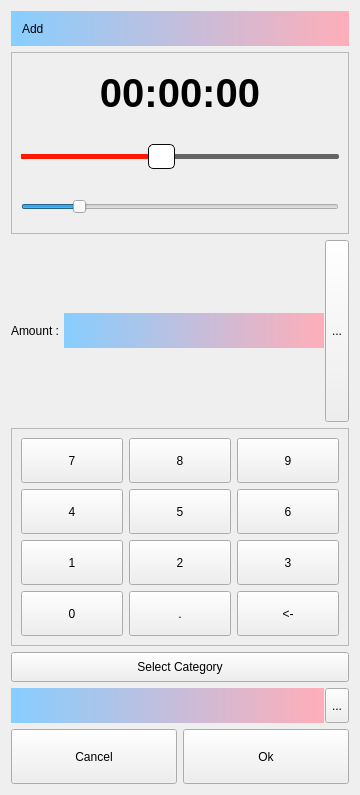
Qt form src/dlgsettime.ui (ic005k/Knot-Legacy) before a commit.
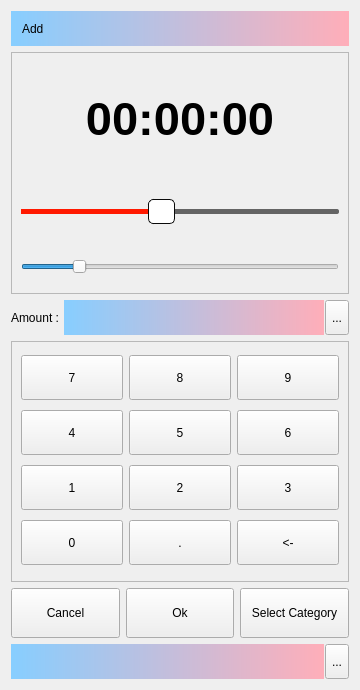
The same form after that commit. Icons and pictures are not drawn.

Commit message: Redesign the style of the category list.

Patch:
```diff
--- a/src/dlgsettime.ui
+++ b/src/dlgsettime.ui
@@ -7,7 +7,7 @@
     <x>0</x>
     <y>0</y>
     <width>360</width>
-    <height>795</height>
+    <height>690</height>
    </rect>
   </property>
   <property name="windowTitle">
@@ -61,13 +61,13 @@
      </property>
      <layout class="QVBoxLayout" name="verticalLayout_2">
       <property name="spacing">
-       <number>15</number>
+       <number>20</number>
       </property>
       <item>
        <widget class="QLabel" name="lblTime">
         <property name="font">
          <font>
-          <pointsize>30</pointsize>
+          <pointsize>35</pointsize>
           <bold>true</bold>
          </font>
         </property>
@@ -191,6 +191,12 @@
      </property>
      <item>
       <widget class="QLabel" name="label_3">
+       <property name="maximumSize">
+        <size>
+         <width>16777215</width>
+         <height>35</height>
+        </size>
+       </property>
        <property name="text">
         <string>Amount : </string>
        </property>
@@ -201,6 +207,12 @@
        <property name="minimumSize">
         <size>
          <width>0</width>
+         <height>0</height>
+        </size>
+       </property>
+       <property name="maximumSize">
+        <size>
+         <width>16777215</width>
          <height>35</height>
         </size>
        </property>
@@ -233,6 +245,12 @@
          <verstretch>0</verstretch>
         </sizepolicy>
        </property>
+       <property name="maximumSize">
+        <size>
+         <width>16777215</width>
+         <height>35</height>
+        </size>
+       </property>
        <property name="text">
         <string>...</string>
        </property>
@@ -507,6 +525,46 @@
     </widget>
    </item>
    <item>
+    <layout class="QHBoxLayout" name="horizontalLayout">
+     <item>
+      <widget class="QToolButton" name="btnBack">
+       <property name="sizePolicy">
+        <sizepolicy hsizetype="Preferred" vsizetype="Fixed">
+         <horstretch>0</horstretch>
+         <verstretch>0</verstretch>
+        </sizepolicy>
+       </property>
+       <property name="minimumSize">
+        <size>
+         <width>0</width>
+         <height>50</height>
+        </size>
+       </property>
+       <property name="text">
+        <string>Cancel</string>
+       </property>
+      </widget>
+     </item>
+     <item>
+      <widget class="QToolButton" name="btnOk">
+       <property name="sizePolicy">
+        <sizepolicy hsizetype="Preferred" vsizetype="Fixed">
+         <horstretch>0</horstretch>
+         <verstretch>0</verstretch>
+        </sizepolicy>
+       </property>
+       <property name="minimumSize">
+        <size>
+         <width>0</width>
+         <height>50</height>
+        </size>
+       </property>
+       <property name="text">
+        <string>Ok</string>
+       </property>
+      </widget>
+     </item>
+     <item>
     <widget class="QToolButton" name="btnCustom">
      <property name="sizePolicy">
       <sizepolicy hsizetype="Preferred" vsizetype="Fixed">
@@ -517,7 +575,7 @@
      <property name="minimumSize">
       <size>
        <width>45</width>
-       <height>30</height>
+         <height>50</height>
       </size>
      </property>
      <property name="text">
@@ -525,6 +583,8 @@
      </property>
     </widget>
    </item>
+    </layout>
+   </item>
    <item>
     <layout class="QHBoxLayout" name="horizontalLayout_2">
      <property name="spacing">
@@ -590,48 +650,6 @@
      </item>
     </layout>
    </item>
-   <item>
-    <layout class="QHBoxLayout" name="horizontalLayout">
-     <item>
-      <widget class="QToolButton" name="btnBack">
-       <property name="sizePolicy">
-        <sizepolicy hsizetype="Preferred" vsizetype="Fixed">
-         <horstretch>0</horstretch>
-         <verstretch>0</verstretch>
-        </sizepolicy>
-       </property>
-       <property name="minimumSize">
-        <size>
-         <width>0</width>
-         <height>55</height>
-        </size>
-       </property>
-       <property name="text">
-        <string>Cancel</string>
-       </property>
-      </widget>
-     </item>
-     <item>
-      <widget class="QToolButton" name="btnOk">
-       <property name="sizePolicy">
-        <sizepolicy hsizetype="Preferred" vsizetype="Fixed">
-         <horstretch>0</horstretch>
-         <verstretch>0</verstretch>
-        </sizepolicy>
-       </property>
-       <property name="minimumSize">
-        <size>
-         <width>0</width>
-         <height>55</height>
-        </size>
-       </property>
-       <property name="text">
-        <string>Ok</string>
-       </property>
-      </widget>
-     </item>
-    </layout>
-   </item>
   </layout>
  </widget>
  <resources>
```
Lines whose indentation alone changed are shown as unchanged. The commit also changes 1 other file.
